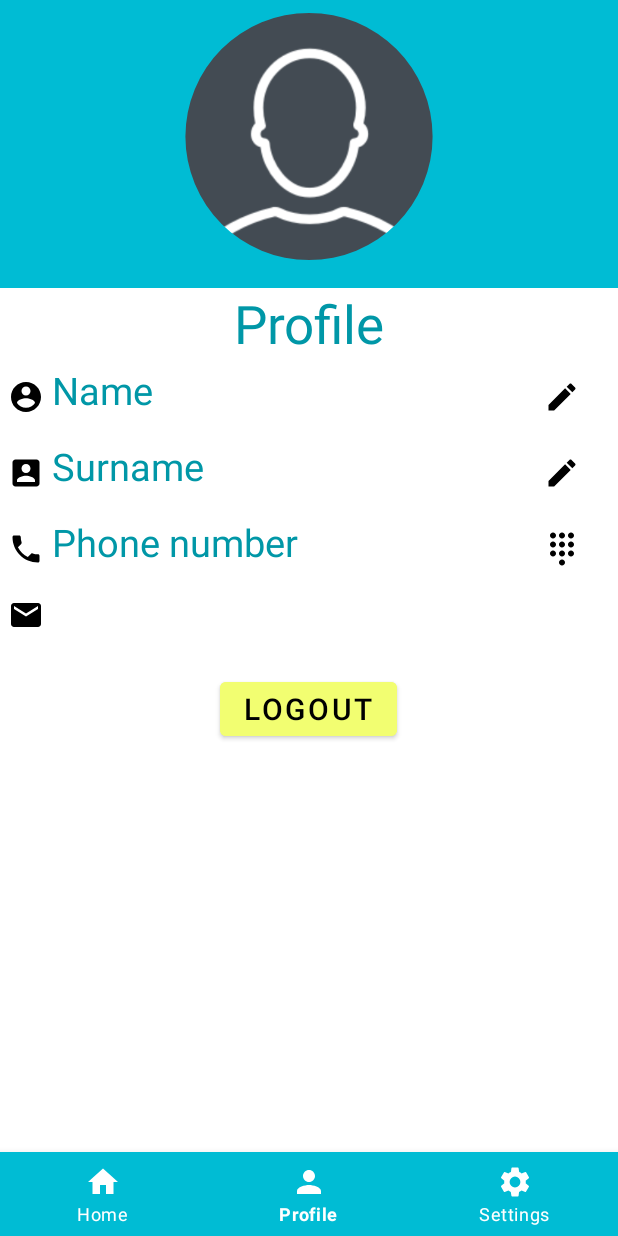
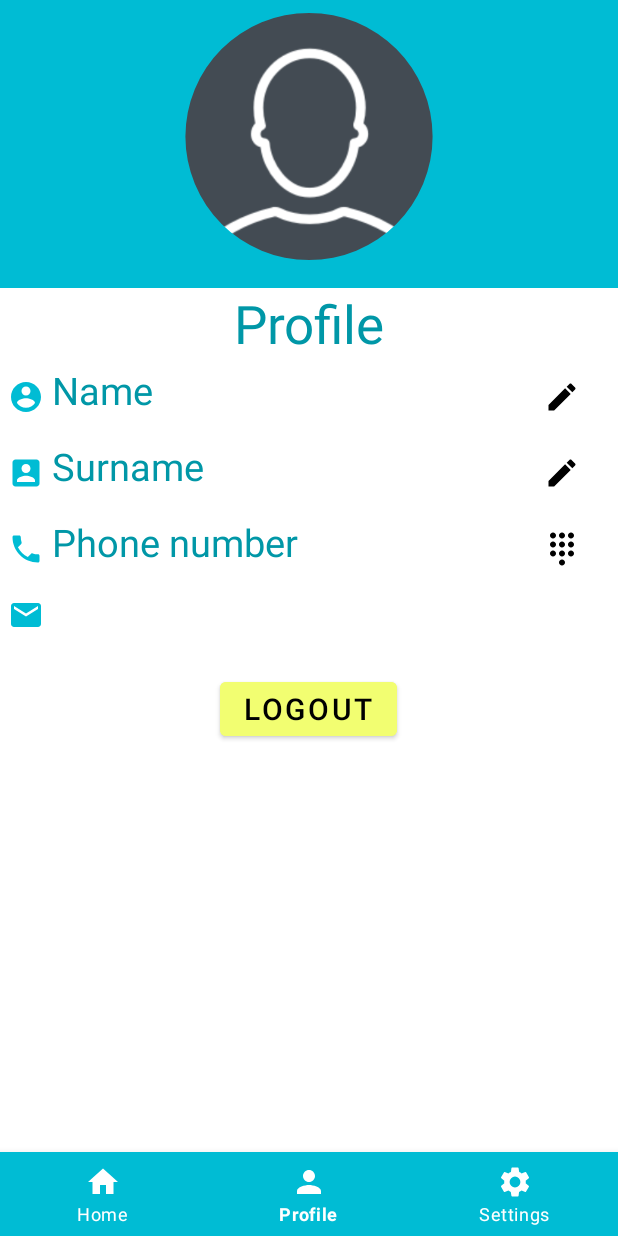
Before and after one commit to m4rcocosta/LookABook, an Android app: the screen it shows after launch once a user with an empty profile is signed in (HomeActivity), item 2 of the bottom bar chosen, on a phone screen of 412 x 824 dp. Run offline under Robolectric (Android 15) with nearby library versions, the phone set to English and light mode, and no system bars; our stand-ins replace Firebase (no records; nobody signed in at launch, a user with empty details on screens opened directly), Picasso; pictures from the network do not load; 3 statements that could not run were skipped.

Commit message:
Some fix

```diff
--- /dev/null
+++ b/Android/MobileApp/app/src/main/res/drawable/ic_account_box_primarycolor_24dp.xml
@@ -0,0 +1,5 @@
+<vector android:height="24dp" android:tint="#00BCD4"
+    android:viewportHeight="24.0" android:viewportWidth="24.0"
+    android:width="24dp" xmlns:android="http://schemas.android.com/apk/res/android">
+    <path android:fillColor="#FF000000" android:pathData="M3,5v14c0,1.1 0.89,2 2,2h14c1.1,0 2,-0.9 2,-2L21,5c0,-1.1 -0.9,-2 -2,-2L5,3c-1.11,0 -2,0.9 -2,2zM15,9c0,1.66 -1.34,3 -3,3s-3,-1.34 -3,-3 1.34,-3 3,-3 3,1.34 3,3zM6,17c0,-2 4,-3.1 6,-3.1s6,1.1 6,3.1v1L6,18v-1z"/>
+</vector>
--- /dev/null
+++ b/Android/MobileApp/app/src/main/res/drawable/ic_account_circle_primarycolor_24dp.xml
@@ -0,0 +1,5 @@
+<vector android:height="24dp" android:tint="#00BCD4"
+    android:viewportHeight="24.0" android:viewportWidth="24.0"
+    android:width="24dp" xmlns:android="http://schemas.android.com/apk/res/android">
+    <path android:fillColor="#FF000000" android:pathData="M12,2C6.48,2 2,6.48 2,12s4.48,10 10,10 10,-4.48 10,-10S17.52,2 12,2zM12,5c1.66,0 3,1.34 3,3s-1.34,3 -3,3 -3,-1.34 -3,-3 1.34,-3 3,-3zM12,19.2c-2.5,0 -4.71,-1.28 -6,-3.22 0.03,-1.99 4,-3.08 6,-3.08 1.99,0 5.97,1.09 6,3.08 -1.29,1.94 -3.5,3.22 -6,3.22z"/>
+</vector>
--- /dev/null
+++ b/Android/MobileApp/app/src/main/res/drawable/ic_email_primarycolor_24dp.xml
@@ -0,0 +1,5 @@
+<vector android:height="24dp" android:tint="#00BCD4"
+    android:viewportHeight="24.0" android:viewportWidth="24.0"
+    android:width="24dp" xmlns:android="http://schemas.android.com/apk/res/android">
+    <path android:fillColor="#FF000000" android:pathData="M20,4L4,4c-1.1,0 -1.99,0.9 -1.99,2L2,18c0,1.1 0.9,2 2,2h16c1.1,0 2,-0.9 2,-2L22,6c0,-1.1 -0.9,-2 -2,-2zM20,8l-8,5 -8,-5L4,6l8,5 8,-5v2z"/>
+</vector>
--- /dev/null
+++ b/Android/MobileApp/app/src/main/res/drawable/ic_phone_primarycolor_24dp.xml
@@ -0,0 +1,5 @@
+<vector android:height="24dp" android:tint="#00BCD4"
+    android:viewportHeight="24.0" android:viewportWidth="24.0"
+    android:width="24dp" xmlns:android="http://schemas.android.com/apk/res/android">
+    <path android:fillColor="#FF000000" android:pathData="M6.62,10.79c1.44,2.83 3.76,5.14 6.59,6.59l2.2,-2.2c0.27,-0.27 0.67,-0.36 1.02,-0.24 1.12,0.37 2.33,0.57 3.57,0.57 0.55,0 1,0.45 1,1V20c0,0.55 -0.45,1 -1,1 -9.39,0 -17,-7.61 -17,-17 0,-0.55 0.45,-1 1,-1h3.5c0.55,0 1,0.45 1,1 0,1.25 0.2,2.45 0.57,3.57 0.11,0.35 0.03,0.74 -0.25,1.02l-2.2,2.2z"/>
+</vector>
--- a/Android/MobileApp/app/src/main/res/layout/activity_home.xml
+++ b/Android/MobileApp/app/src/main/res/layout/activity_home.xml
@@ -21,6 +21,7 @@
         android:layout_height="wrap_content"
         android:layout_gravity="bottom"
         app:itemBackground = "@color/colorPrimary"
+        style="@style/Widget.MaterialComponents.BottomNavigationView"
         app:itemIconTint="#fff"
         app:itemTextColor="#fff"
         app:menu = "@menu/bottom_navigation"/>
--- a/Android/MobileApp/app/src/main/res/layout/fragment_profile.xml
+++ b/Android/MobileApp/app/src/main/res/layout/fragment_profile.xml
@@ -54,7 +54,7 @@
                     android:id="@+id/imageViewName"
                     android:layout_width="wrap_content"
                     android:layout_height="match_parent"
-                    app:srcCompat="@drawable/baseline_account_circle_black_24dp"
+                    app:srcCompat="@drawable/ic_account_circle_primarycolor_24dp"
                     android:layout_marginTop="1dp"
                     android:layout_marginBottom="1dp"
                     android:layout_marginRight="5dp"
@@ -87,7 +87,7 @@
                     android:id="@+id/imageViewSurname"
                     android:layout_width="wrap_content"
                     android:layout_height="match_parent"
-                    app:srcCompat="@drawable/baseline_account_box_black_24dp"
+                    app:srcCompat="@drawable/ic_account_box_primarycolor_24dp"
                     android:layout_marginTop="1dp"
                     android:layout_marginBottom="1dp"
                     android:layout_marginRight="5dp"
@@ -120,7 +120,7 @@
                     android:id="@+id/imageViewPhone"
                     android:layout_width="wrap_content"
                     android:layout_height="match_parent"
-                    app:srcCompat="@drawable/baseline_phone_black_24dp"
+                    app:srcCompat="@drawable/ic_phone_primarycolor_24dp"
                     android:layout_marginTop="1dp"
                     android:layout_marginBottom="1dp"
                     android:layout_marginRight="5dp"
@@ -153,7 +153,7 @@
                     android:id="@+id/imageViewMail"
                     android:layout_width="wrap_content"
                     android:layout_height="match_parent"
-                    app:srcCompat="@drawable/baseline_email_black_24dp"
+                    app:srcCompat="@drawable/ic_email_primarycolor_24dp"
                     android:layout_marginTop="1dp"
                     android:layout_marginBottom="1dp"
                     android:layout_marginRight="5dp"
```
